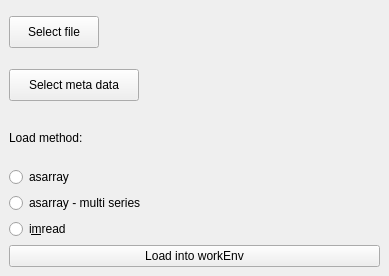
Old version of the form mesmerize/viewer/modules/ui_files/tiff_io_pytemplate.ui in the repository kushalkolar/MESmerize.
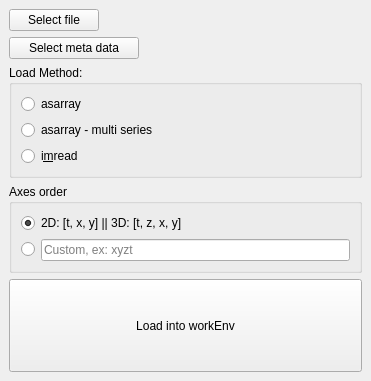
New version of the form.

Commit message: GUI for 3D images full works. Can load 3D tiffs. Axes order for tiff files can be specified. Update ImageView.py, common.py, and 5 more files...

What changed in the file:
```diff
--- a/mesmerize/viewer/modules/ui_files/tiff_io_pytemplate.ui
+++ b/mesmerize/viewer/modules/ui_files/tiff_io_pytemplate.ui
@@ -6,8 +6,8 @@
    <rect>
     <x>0</x>
     <y>0</y>
-    <width>389</width>
-    <height>276</height>
+    <width>371</width>
+    <height>381</height>
    </rect>
   </property>
   <property name="floating">
@@ -17,7 +17,7 @@
    <string>Tiff file &amp;I/O</string>
   </property>
   <widget class="QWidget" name="dockWidgetContents">
-   <layout class="QVBoxLayout" name="verticalLayout">
+   <layout class="QVBoxLayout" name="verticalLayout_3">
     <item>
      <layout class="QHBoxLayout" name="horizontalLayout">
       <item>
@@ -73,12 +73,14 @@
      </layout>
     </item>
     <item>
-     <widget class="QLabel" name="label">
-      <property name="text">
-       <string>Load method:</string>
+     <widget class="QGroupBox" name="groupBox">
+      <property name="toolTip">
+       <string>The options for “Load Method” correspond to the tifffile library method that is used for loading the images</string>
       </property>
-     </widget>
-    </item>
+      <property name="title">
+       <string>Load Method:</string>
+      </property>
+      <layout class="QVBoxLayout" name="verticalLayout_2">
     <item>
      <widget class="QRadioButton" name="radioButtonAsArray">
       <property name="toolTip">
@@ -109,8 +111,63 @@
       </property>
      </widget>
     </item>
+      </layout>
+     </widget>
+    </item>
+    <item>
+     <widget class="QGroupBox" name="groupBox_2">
+      <property name="title">
+       <string>Axes order</string>
+      </property>
+      <layout class="QVBoxLayout" name="verticalLayout">
+       <item>
+        <widget class="QRadioButton" name="radioButton_axes_default">
+         <property name="toolTip">
+          <string>default option, usual dimensions</string>
+         </property>
+         <property name="text">
+          <string>2D: [t, x, y] || 3D: [t, z, x, y]</string>
+         </property>
+         <property name="checked">
+          <bool>true</bool>
+         </property>
+        </widget>
+       </item>
+       <item>
+        <layout class="QHBoxLayout" name="horizontalLayout_2">
+         <item>
+          <widget class="QRadioButton" name="radioButton_axes_custom">
+           <property name="text">
+            <string/>
+           </property>
+          </widget>
+         </item>
+         <item>
+          <widget class="QLineEdit" name="lineEdit_axes_custom">
+           <property name="text">
+            <string/>
+           </property>
+           <property name="maxLength">
+            <number>4</number>
+           </property>
+           <property name="placeholderText">
+            <string>Custom, ex: xyzt</string>
+           </property>
+          </widget>
+         </item>
+        </layout>
+       </item>
+      </layout>
+     </widget>
+    </item>
     <item>
      <widget class="QPushButton" name="btnLoadIntoWorkEnv">
+      <property name="sizePolicy">
+       <sizepolicy hsizetype="Minimum" vsizetype="MinimumExpanding">
+        <horstretch>0</horstretch>
+        <verstretch>0</verstretch>
+       </sizepolicy>
+      </property>
       <property name="text">
        <string>Load into workEnv</string>
       </property>
```
Left out of the diff: 3 changed lines with no effect on the pictures. Lines whose indentation alone changed are shown as unchanged. The commit also changes 6 other files.
